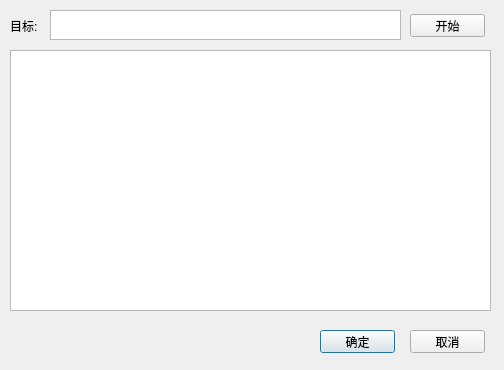
First picture: the form in fengsi.ui, repository pylon2008/pyqt4, before the edit.
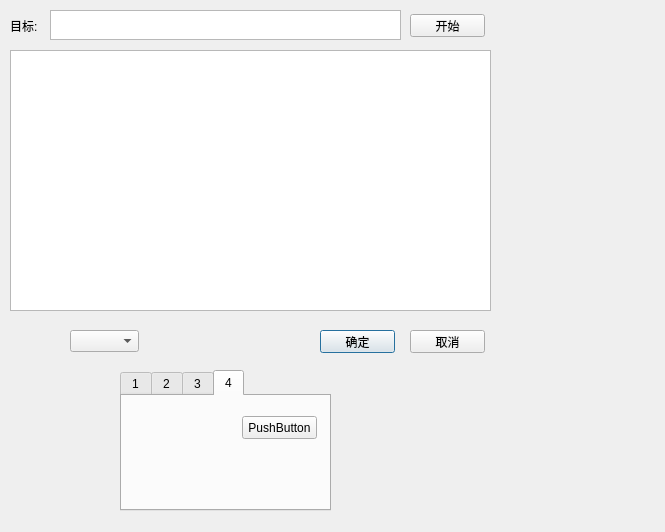
Second picture: the form after the edit.

Patch:
```diff
--- a/fengsi.ui
+++ b/fengsi.ui
@@ -6,8 +6,8 @@
    <rect>
     <x>0</x>
     <y>0</y>
-    <width>504</width>
-    <height>370</height>
+    <width>665</width>
+    <height>532</height>
    </rect>
   </property>
   <property name="windowTitle">
@@ -85,6 +85,75 @@
     <string>开始</string>
    </property>
   </widget>
+  <widget class="QComboBox" name="m_Type">
+   <property name="geometry">
+    <rect>
+     <x>70</x>
+     <y>330</y>
+     <width>69</width>
+     <height>22</height>
+    </rect>
+   </property>
+  </widget>
+  <widget class="QTabWidget" name="tabWidget">
+   <property name="geometry">
+    <rect>
+     <x>120</x>
+     <y>370</y>
+     <width>211</width>
+     <height>141</height>
+    </rect>
+   </property>
+   <property name="currentIndex">
+    <number>3</number>
+   </property>
+   <widget class="QWidget" name="tab_1">
+    <attribute name="title">
+     <string>1</string>
+    </attribute>
+    <widget class="QPushButton" name="pushButton">
+     <property name="geometry">
+      <rect>
+       <x>20</x>
+       <y>50</y>
+       <width>75</width>
+       <height>23</height>
+      </rect>
+     </property>
+     <property name="text">
+      <string>PushButton</string>
+     </property>
+    </widget>
+   </widget>
+   <widget class="QWidget" name="tab_2">
+    <attribute name="title">
+     <string>2</string>
+    </attribute>
+   </widget>
+   <widget class="QWidget" name="tab_3">
+    <attribute name="title">
+     <string>3</string>
+    </attribute>
+   </widget>
+   <widget class="QWidget" name="tab_4">
+    <attribute name="title">
+     <string>4</string>
+    </attribute>
+    <widget class="QPushButton" name="pushButton_2">
+     <property name="geometry">
+      <rect>
+       <x>120</x>
+       <y>20</y>
+       <width>75</width>
+       <height>23</height>
+      </rect>
+     </property>
+     <property name="text">
+      <string>PushButton</string>
+     </property>
+    </widget>
+   </widget>
+  </widget>
  </widget>
  <resources/>
  <connections>
```
